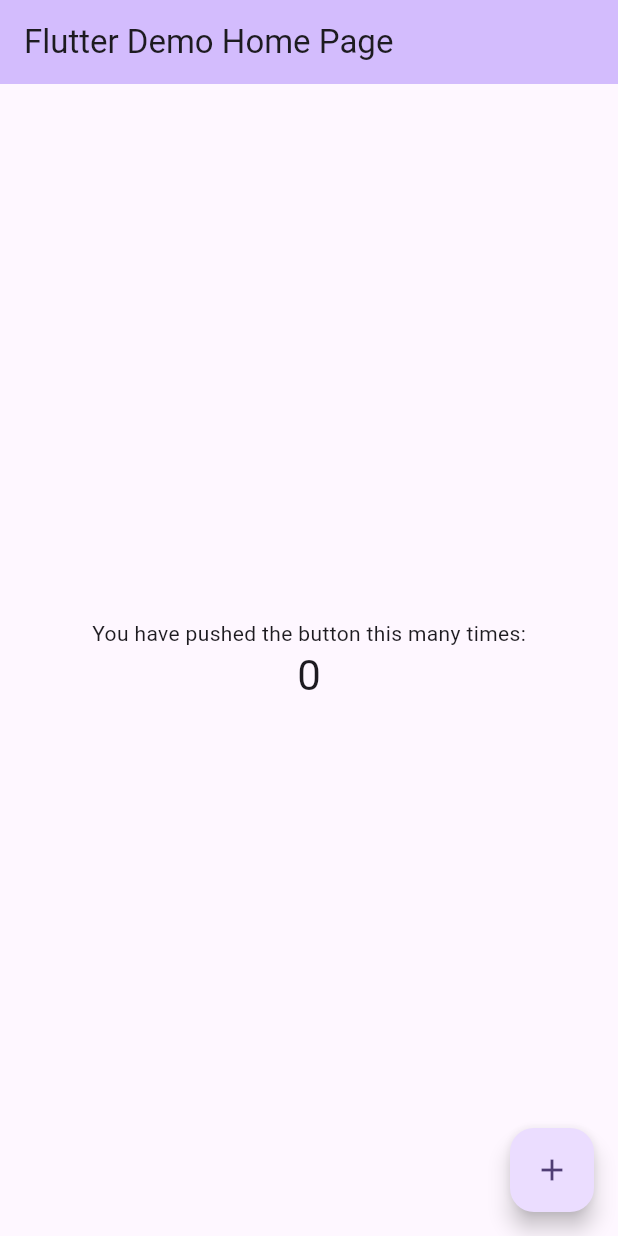
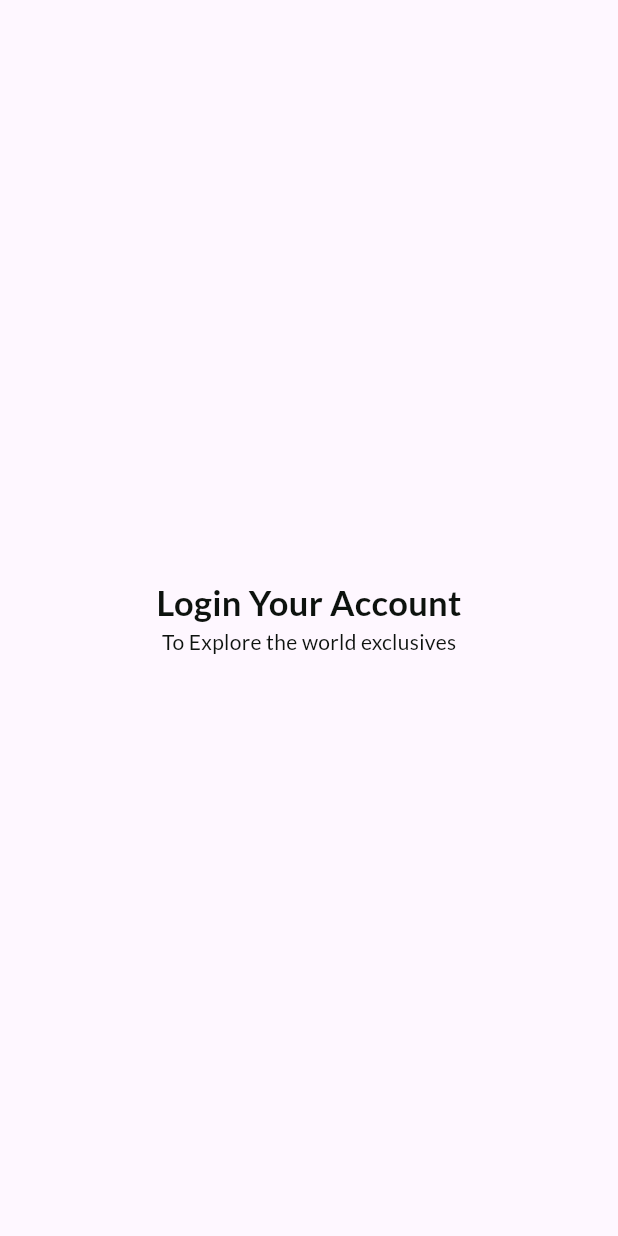
Before and after one commit to ASIF-RIA/Jundullah_lifestyle_frontend, a Flutter app: the screen it shows after launch, on a phone screen of 412 x 824 dp. Run offline on Flutter 3.47's test engine with Material 3 defaults, Android fonts, the light colour scheme and no system bars; our stand-ins replace google_fonts.

Commit message:
added login screen

```diff
--- a/lib/main.dart
+++ b/lib/main.dart
@@ -1,4 +1,5 @@
 import 'package:flutter/material.dart';
+import 'package:jundullha_lifestyle/views/screens/authentication_screens/login_screens.dart';
 
 void main() {
   runApp(const MyApp());
@@ -30,93 +31,7 @@
         // tested with just a hot reload.
         colorScheme: ColorScheme.fromSeed(seedColor: Colors.deepPurple),
       ),
-      home: const MyHomePage(title: 'Flutter Demo Home Page'),
+      home: LoginScreens(),
     );
   }
 }
-
-class MyHomePage extends StatefulWidget {
-  const MyHomePage({super.key, required this.title});
-
-  // This widget is the home page of your application. It is stateful, meaning
-  // that it has a State object (defined below) that contains fields that affect
-  // how it looks.
-
-  // This class is the configuration for the state. It holds the values (in this
-  // case the title) provided by the parent (in this case the App widget) and
-  // used by the build method of the State. Fields in a Widget subclass are
-  // always marked "final".
-
-  final String title;
-
-  @override
-  State<MyHomePage> createState() => _MyHomePageState();
-}
-
-class _MyHomePageState extends State<MyHomePage> {
-  int _counter = 0;
-
-  void _incrementCounter() {
-    setState(() {
-      // This call to setState tells the Flutter framework that something has
-      // changed in this State, which causes it to rerun the build method below
-      // so that the display can reflect the updated values. If we changed
-      // _counter without calling setState(), then the build method would not be
-      // called again, and so nothing would appear to happen.
-      _counter++;
-    });
-  }
-
-  @override
-  Widget build(BuildContext context) {
-    // This method is rerun every time setState is called, for instance as done
-    // by the _incrementCounter method above.
-    //
-    // The Flutter framework has been optimized to make rerunning build methods
-    // fast, so that you can just rebuild anything that needs updating rather
-    // than having to individually change instances of widgets.
-    return Scaffold(
-      appBar: AppBar(
-        // TRY THIS: Try changing the color here to a specific color (to
-        // Colors.amber, perhaps?) and trigger a hot reload to see the AppBar
-        // change color while the other colors stay the same.
-        backgroundColor: Theme.of(context).colorScheme.inversePrimary,
-        // Here we take the value from the MyHomePage object that was created by
-        // the App.build method, and use it to set our appbar title.
-        title: Text(widget.title),
-      ),
-      body: Center(
-        // Center is a layout widget. It takes a single child and positions it
-        // in the middle of the parent.
-        child: Column(
-          // Column is also a layout widget. It takes a list of children and
-          // arranges them vertically. By default, it sizes itself to fit its
-          // children horizontally, and tries to be as tall as its parent.
-          //
-          // Column has various properties to control how it sizes itself and
-          // how it positions its children. Here we use mainAxisAlignment to
-          // center the children vertically; the main axis here is the vertical
-          // axis because Columns are vertical (the cross axis would be
-          // horizontal).
-          //
-          // TRY THIS: Invoke "debug painting" (choose the "Toggle Debug Paint"
-          // action in the IDE, or press "p" in the console), to see the
-          // wireframe for each widget.
-          mainAxisAlignment: MainAxisAlignment.center,
-          children: <Widget>[
-            const Text('You have pushed the button this many times:'),
-            Text(
-              '$_counter',
-              style: Theme.of(context).textTheme.headlineMedium,
-            ),
-          ],
-        ),
-      ),
-      floatingActionButton: FloatingActionButton(
-        onPressed: _incrementCounter,
-        tooltip: 'Increment',
-        child: const Icon(Icons.add),
-      ), // This trailing comma makes auto-formatting nicer for build methods.
-    );
-  }
-}
--- /dev/null
+++ b/lib/views/screens/authentication_screens/login_screens.dart
@@ -0,0 +1,42 @@
+
+
+import 'package:flutter/material.dart';
+import 'package:google_fonts/google_fonts.dart';
+
+class LoginScreens  extends StatelessWidget {
+  const LoginScreens ({super.key});
+
+  @override
+  Widget build(BuildContext context) {
+    return Scaffold(
+      body: Center(
+        child: Column(
+        mainAxisAlignment: MainAxisAlignment.center,
+        children: [
+          Text(
+            "Login Your Account",
+            style:GoogleFonts.getFont(
+              'Lato',
+              color:Color(0xFF0d120E),
+              fontWeight: FontWeight.bold,
+              letterSpacing: 0.2,
+              fontSize: 23,
+              ),
+            ),
+          Text(
+            "To Explore the world exclusives",
+            style:GoogleFonts.getFont(
+              'Lato',
+              color: Color(0xFF0d120E),
+              fontSize: 14,
+              letterSpacing: 0.2,
+            ),
+          )
+
+
+        ],
+      ),
+    ),
+    );
+  }
+}
```
